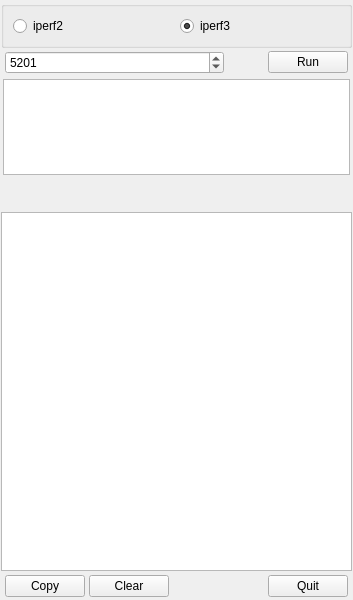
Above: src/mainwindow.ui from coolshou/qiperf before the change. Below: the same form after it.
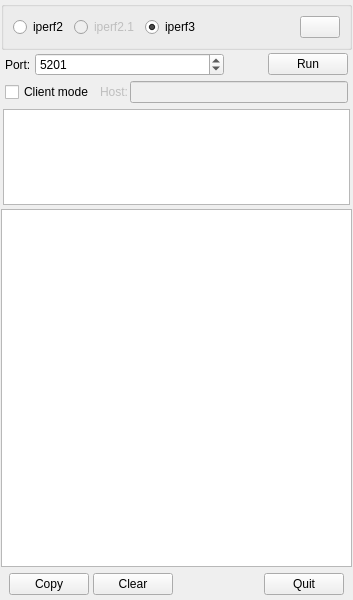
That is the form after the change. Icons and pictures are not drawn.

Commit message: add client mode

The edit to the form file:
```diff
--- a/src/mainwindow.ui
+++ b/src/mainwindow.ui
@@ -50,6 +50,16 @@
          </property>
         </widget>
        </item>
+       <item>
+        <widget class="QRadioButton" name="rb_v21">
+         <property name="enabled">
+          <bool>false</bool>
+         </property>
+         <property name="text">
+          <string>iperf2.1</string>
+         </property>
+        </widget>
+       </item>
        <item>
         <widget class="QRadioButton" name="rb_v3">
          <property name="text">
@@ -60,12 +70,42 @@
          </property>
         </widget>
        </item>
+       <item>
+        <spacer name="horizontalSpacer_3">
+         <property name="orientation">
+          <enum>Qt::Horizontal</enum>
+         </property>
+         <property name="sizeHint" stdset="0">
+          <size>
+           <width>40</width>
+           <height>20</height>
+          </size>
+         </property>
+        </spacer>
+       </item>
+       <item>
+        <widget class="QPushButton" name="pb_cfg">
+         <property name="maximumSize">
+          <size>
+           <width>50</width>
+           <height>16777215</height>
+          </size>
+         </property>
+         <property name="text">
+          <string/>
+         </property>
+         <property name="icon">
+          <iconset resource="../qiperf.qrc">
+           <normaloff>:/config</normaloff>:/config</iconset>
+         </property>
+        </widget>
+       </item>
       </layout>
      </widget>
     </item>
     <item>
      <widget class="QWidget" name="w_cmd" native="true">
-      <layout class="QHBoxLayout" name="horizontalLayout" stretch="1,0,0">
+      <layout class="QHBoxLayout" name="horizontalLayout" stretch="0,1,0,0">
        <property name="spacing">
         <number>4</number>
        </property>
@@ -81,6 +121,13 @@
        <property name="bottomMargin">
         <number>1</number>
        </property>
+       <item>
+        <widget class="QLabel" name="label_2">
+         <property name="text">
+          <string>Port:</string>
+         </property>
+        </widget>
+       </item>
        <item>
         <widget class="QSpinBox" name="sb_port">
          <property name="minimum">
@@ -117,6 +164,65 @@
       </layout>
      </widget>
     </item>
+    <item>
+     <widget class="QWidget" name="widget" native="true">
+      <layout class="QHBoxLayout" name="horizontalLayout_5">
+       <property name="leftMargin">
+        <number>4</number>
+       </property>
+       <property name="topMargin">
+        <number>2</number>
+       </property>
+       <property name="rightMargin">
+        <number>4</number>
+       </property>
+       <property name="bottomMargin">
+        <number>2</number>
+       </property>
+       <item>
+        <widget class="QCheckBox" name="cb_client">
+         <property name="text">
+          <string>Client mode</string>
+         </property>
+        </widget>
+       </item>
+       <item>
+        <widget class="QWidget" name="w_client" native="true">
+         <property name="enabled">
+          <bool>false</bool>
+         </property>
+         <layout class="QHBoxLayout" name="horizontalLayout_6">
+          <property name="spacing">
+           <number>2</number>
+          </property>
+          <property name="leftMargin">
+           <number>0</number>
+          </property>
+          <property name="topMargin">
+           <number>0</number>
+          </property>
+          <property name="rightMargin">
+           <number>0</number>
+          </property>
+          <property name="bottomMargin">
+           <number>0</number>
+          </property>
+          <item>
+           <widget class="QLabel" name="label">
+            <property name="text">
+             <string>Host:</string>
+            </property>
+           </widget>
+          </item>
+          <item>
+           <widget class="QLineEdit" name="le_host"/>
+          </item>
+         </layout>
+        </widget>
+       </item>
+      </layout>
+     </widget>
+    </item>
     <item>
      <widget class="QWidget" name="w_info" native="true">
       <property name="maximumSize">
@@ -181,24 +287,11 @@
       </layout>
      </widget>
     </item>
-    <item>
-     <widget class="QLabel" name="lb_info">
-      <property name="font">
-       <font>
-        <pointsize>20</pointsize>
-        <bold>true</bold>
-       </font>
-      </property>
-      <property name="text">
-       <string/>
-      </property>
-      <property name="alignment">
-       <set>Qt::AlignCenter</set>
-      </property>
-     </widget>
-    </item>
     <item>
      <widget class="QTextEdit" name="te_log">
+      <property name="lineWrapMode">
+       <enum>QTextEdit::NoWrap</enum>
+      </property>
       <property name="readOnly">
        <bool>true</bool>
       </property>
@@ -211,16 +304,16 @@
         <number>4</number>
        </property>
        <property name="leftMargin">
-        <number>4</number>
+        <number>8</number>
        </property>
        <property name="topMargin">
-        <number>2</number>
+        <number>4</number>
        </property>
        <property name="rightMargin">
-        <number>4</number>
+        <number>8</number>
        </property>
        <property name="bottomMargin">
-        <number>2</number>
+        <number>4</number>
        </property>
        <item>
         <widget class="QPushButton" name="pb_copy">
```
The commit also changes 13 other files.
